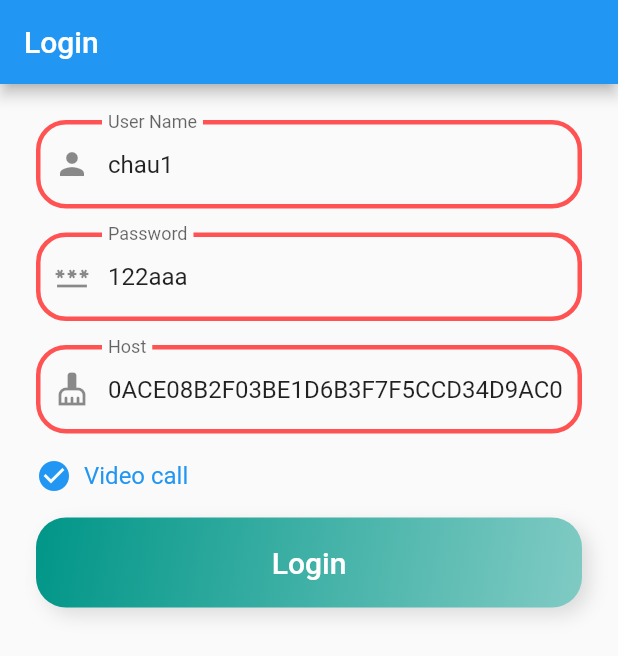
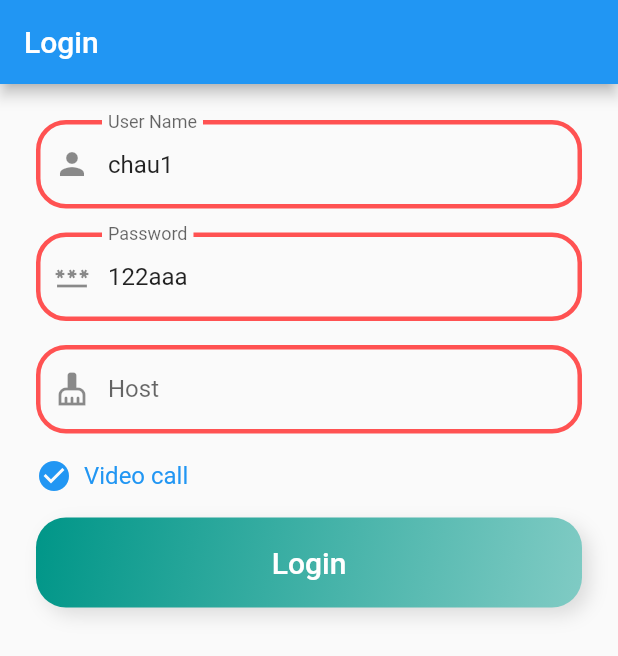
Before and after one commit to VIHATTeam/OMICALL-Flutter-SDK, a Flutter app: the screen it shows after launch, on a phone screen of 412 x 824 dp. Shown: the top 656 px of the screen. Run offline on Flutter 3.47's test engine with Material 2 defaults, Android fonts, the phone set to English and light mode, and no system bars; our stand-ins replace device_info_plus, firebase_core, firebase_messaging, flutter_easyloading, flutter_svg, shared_preferences; accounts and stored records are empty.

```diff
--- a/OMICALL-Flutter-SDK-Sample/lib/screens/login/login_apikey_screen.dart
+++ b/OMICALL-Flutter-SDK-Sample/lib/screens/login/login_apikey_screen.dart
@@ -27,7 +27,7 @@ class _LoginScreenState extends State<LoginApiKeyScreen> {
         ? '122aaa'
         : '123aaa';
   late final TextEditingController _apiKeyController = TextEditingController()
-    ..text = '0ACE08B2F03BE1D6B3F7F5CCD34D9AC08CB92976E2AB6CEE6EA38C5C96F1B858';
+    ..text = '';
   bool _supportVideoCall = true;
   TextStyle basicStyle = const TextStyle(
     color: Colors.white,
```
Also changed, not shown: 2 other files.
